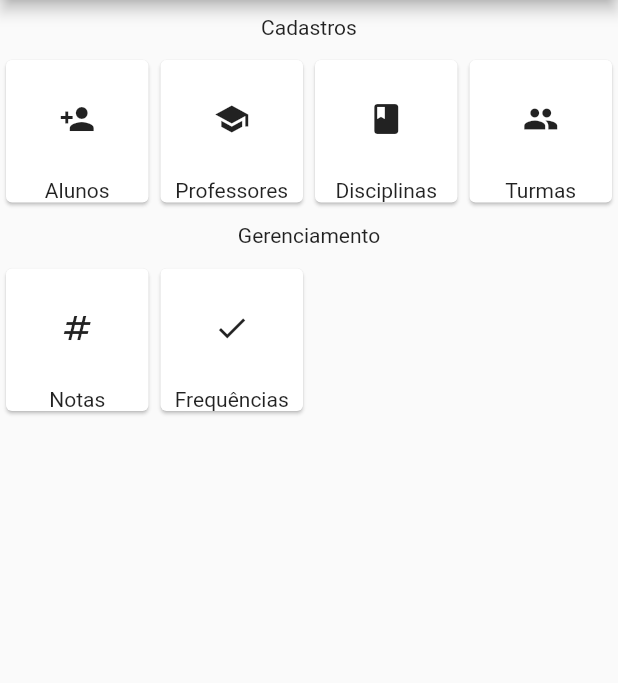
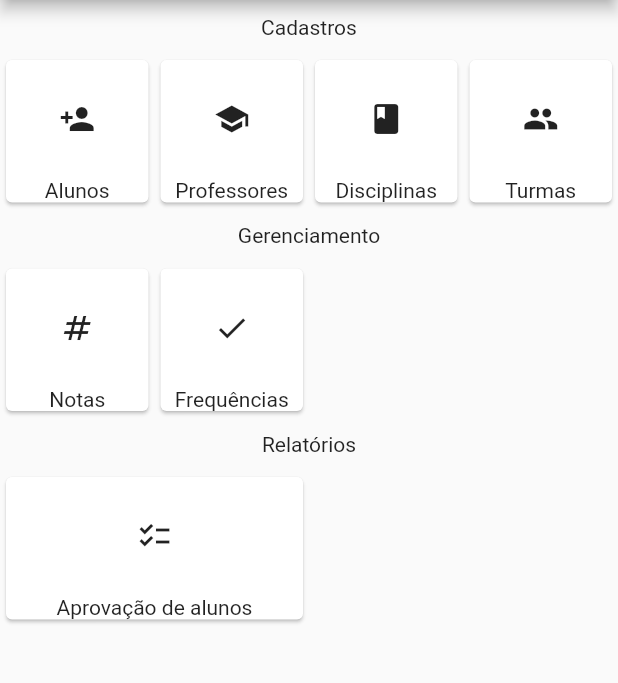
Before and after one commit to AdrielSchneider/flutter_controle_frequencia, a Flutter app: the screen it shows after launch, on a phone screen of 412 x 824 dp, the part 84-767 px from its top. Run offline on Flutter 3.47's test engine with Material 2 defaults, Android fonts, the phone set to English and light mode, and no system bars.

Commit message:
Criado menu de Relatórios

```diff
--- a/lib/ui/components/menu_card.dart
+++ b/lib/ui/components/menu_card.dart
@@ -1,19 +1,24 @@
 import 'package:flutter/material.dart';
+import 'package:flutter_controle_frequencias/ui/home_page.dart';
 
 class MenuCard extends StatelessWidget {
-  MenuCard({Key? key, required this.icon, required this.title}) : super(key: key);
+  MenuCard({Key? key, required this.icon, required this.title, required this.onTapFunc}) : super(key: key);
 
   IconData icon;
   String title;
+  Function onTapFunc;
 
   @override
   Widget build(BuildContext context) {
-    return Card(
-      child: Column(
-        crossAxisAlignment: CrossAxisAlignment.center,
-        mainAxisAlignment: MainAxisAlignment.center,
-        children: [Expanded(child: Icon(icon)), Center(child: Text(title),)],
-      )
+    return GestureDetector(
+      child: Card(
+          child: Column(
+            crossAxisAlignment: CrossAxisAlignment.center,
+            mainAxisAlignment: MainAxisAlignment.center,
+            children: [Expanded(child: Icon(icon)), Center(child: Text(title),)],
+          )
+      ),
+      onTap: onTapFunc(),
     );
   }
 }
--- a/lib/ui/home_page.dart
+++ b/lib/ui/home_page.dart
@@ -23,23 +23,34 @@ class _HomePageState extends State<HomePage> {
             GridView.count(
               crossAxisCount: 4,
                 shrinkWrap: true,
+              physics: const NeverScrollableScrollPhysics(),
               children: [
-                MenuCard(icon: Icons.person_add, title: "Alunos"),
-                MenuCard(icon: Icons.school, title: "Professores"),
-                MenuCard(icon: Icons.book, title: "Disciplinas"),
-                MenuCard(icon: Icons.people, title: "Turmas"),
+                MenuCard(icon: Icons.person_add, title: "Alunos", onTapFunc: () => null,),
+                MenuCard(icon: Icons.school, title: "Professores", onTapFunc: () => null,),
+                MenuCard(icon: Icons.book, title: "Disciplinas", onTapFunc: () => null,),
+                MenuCard(icon: Icons.people, title: "Turmas", onTapFunc: () => null,),
               ],
             ),
             MenuTitle(title: "Gerenciamento"),
             GridView.count(
               crossAxisCount: 4,
               shrinkWrap: true,
+              physics: const NeverScrollableScrollPhysics(),
               children: [
-                MenuCard(icon: Icons.numbers, title: "Notas"),
-                MenuCard(icon: Icons.check, title: "Frequências")
+                MenuCard(icon: Icons.numbers, title: "Notas", onTapFunc: () => null,),
+                MenuCard(icon: Icons.check, title: "Frequências", onTapFunc: () => null,)
               ],
             ),
-            Flexible(child: Container(),)
+            MenuTitle(title: "Relatórios"),
+            GridView.count(
+              crossAxisCount: 2,
+              childAspectRatio: 2.0,
+              shrinkWrap: true,
+              physics: const NeverScrollableScrollPhysics(),
+              children: [
+                MenuCard(icon: Icons.checklist, title: "Aprovação de alunos", onTapFunc: () => null,),
+              ],
+            ),
           ],
         ));
   }
```
